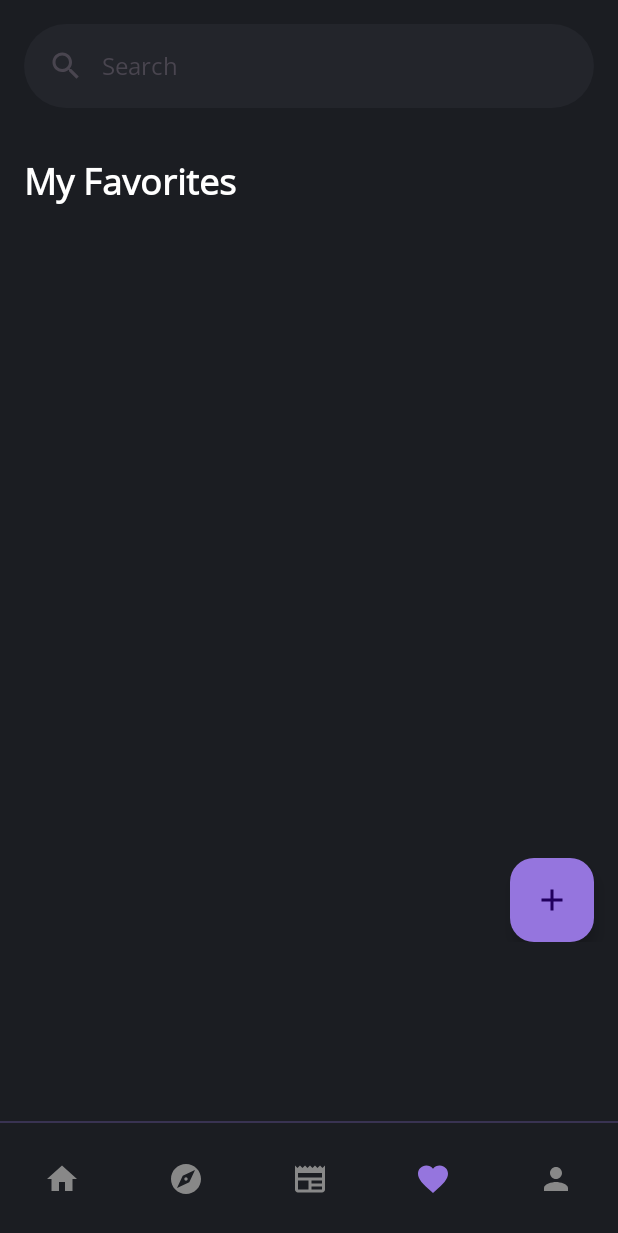
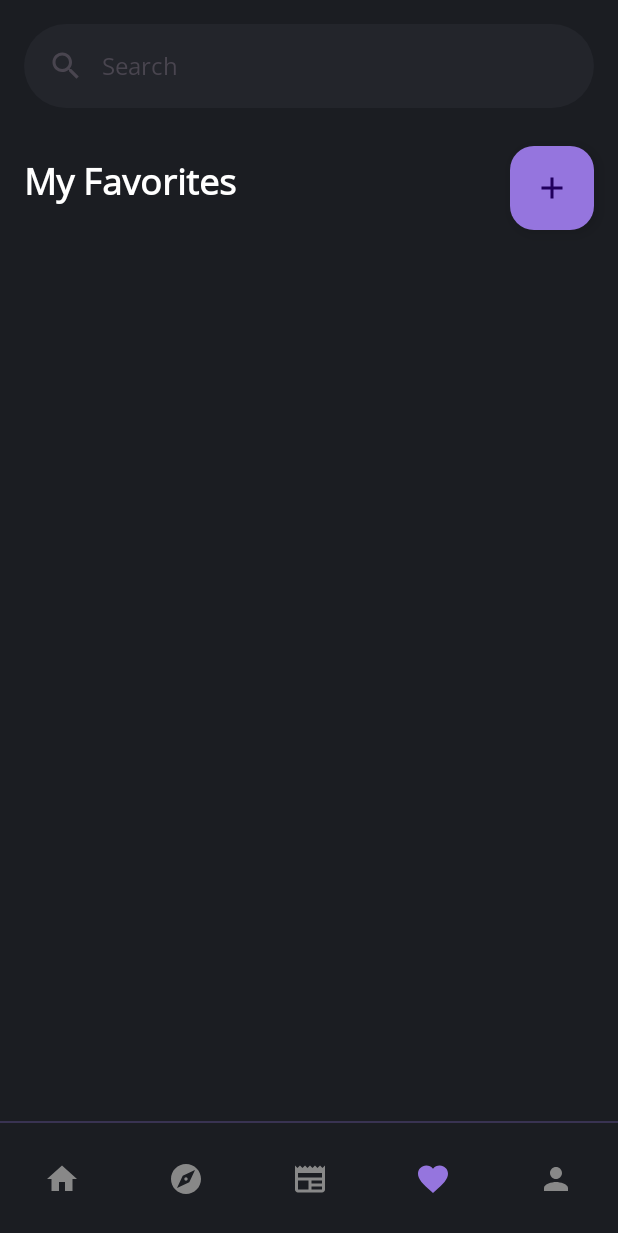
Before and after one commit to nico-samuelson/proyek_android, an Android app: the UserActivity screen opened directly, with no data from a screen before it, item 4 of the bottom bar chosen, on a phone screen of 412 x 824 dp. Shown: the top 1233 px of the screen. Run offline under Robolectric (Android 15) with nearby library versions, the phone set to English and light mode, and no system bars; our stand-ins replace Firebase (no records; nobody signed in at launch, a user with empty details on screens opened directly), Picasso; pictures from the network do not load; 2 statements that could not run were skipped.

Commit message:
fix: crud favorite bug

```diff
--- a/app/src/main/java/proyek/andro/adapter/ManageFavoriteAdapter.kt
+++ b/app/src/main/java/proyek/andro/adapter/ManageFavoriteAdapter.kt
@@ -20,7 +20,7 @@ class ManageFavoriteAdapter(
     val storageRef = FirebaseStorage.getInstance().reference
 
     interface OnItemClickCallback {
-        fun onItemClicked(data: Game)
+        fun onItemClicked(data: Game, holder : ManageFavoriteAdapter.ListViewHolder)
         fun delData(pos : Int)
     }
 
@@ -46,7 +46,7 @@ class ManageFavoriteAdapter(
         } else {
             holder.manage.setImageResource(R.drawable.add)
         }
-        holder.itemView.setOnClickListener { onItemClickCallback.onItemClicked(game) }
+        holder.itemView.setOnClickListener { onItemClickCallback.onItemClicked(game, holder) }
     }
     fun setOnItemClickCallback(onItemClickCallback: ManageFavoriteAdapter.OnItemClickCallback) {
         this.onItemClickCallback = onItemClickCallback
--- a/app/src/main/java/proyek/andro/userActivity/UserActivity.kt
+++ b/app/src/main/java/proyek/andro/userActivity/UserActivity.kt
@@ -240,6 +240,12 @@ class UserActivity : AppCompatActivity() {
 
     fun setFavorites(favorites: ArrayList<UserFavorite>) {
         this.favorites = favorites
+
+        val gameFavorites = games.filter { it.id in favorites.map { fav -> fav.game } }
+        val gameNonFavorite = games.filter { it.id !in favorites.map { fav -> fav.game } }
+        games.clear()
+        gameFavorites.map { games.add(it) }
+        gameNonFavorite.map { games.add(it) }
     }
 
     fun getOrgs(): ArrayList<Organization> {
--- a/app/src/main/res/layout/fragment_favorite.xml
+++ b/app/src/main/res/layout/fragment_favorite.xml
@@ -28,14 +28,20 @@
         app:layout_constraintStart_toStartOf="parent"
         app:layout_constraintTop_toBottomOf="@+id/search_bar" />
 
-    <LinearLayout
+    <ScrollView
         android:id="@+id/linearLayout8"
         android:layout_width="match_parent"
         android:layout_height="wrap_content"
         android:layout_marginTop="32dp"
         android:orientation="vertical"
+        app:layout_constraintEnd_toEndOf="parent"
+        app:layout_constraintStart_toStartOf="parent"
         app:layout_constraintTop_toBottomOf="@id/search_bar">
 
+        <LinearLayout
+            android:layout_width="match_parent"
+            android:layout_height="wrap_content"
+            android:orientation="vertical">
 
             <TextView
                 android:id="@+id/favoriteText"
@@ -52,22 +58,19 @@
                 android:layout_width="match_parent"
                 android:layout_height="wrap_content"
                 android:layout_gravity="center_horizontal"
-            android:columnCount="3" />
-
-
+                android:columnCount="3"
+                android:padding="16dp" />
         </LinearLayout>
+    </ScrollView>
 
     <com.google.android.material.floatingactionbutton.FloatingActionButton
         android:id="@+id/AddFavoriteBtn"
         android:layout_width="wrap_content"
         android:layout_height="wrap_content"
-        android:layout_marginTop="500dp"
         android:layout_marginEnd="16dp"
+        android:layout_marginBottom="16dp"
         android:backgroundTint="@color/primary"
         app:layout_constraintBottom_toBottomOf="parent"
         app:layout_constraintEnd_toEndOf="parent"
-        app:layout_constraintTop_toBottomOf="@+id/search_bar"
         app:srcCompat="@drawable/ic_add_40" />
-
-
 </androidx.constraintlayout.widget.ConstraintLayout>
```
Also changed, not shown: app/src/main/java/proyek/andro/userActivity/AddFavoriteFr.kt (+12 -29 lines). Lines whose indentation alone changed are shown as unchanged.
